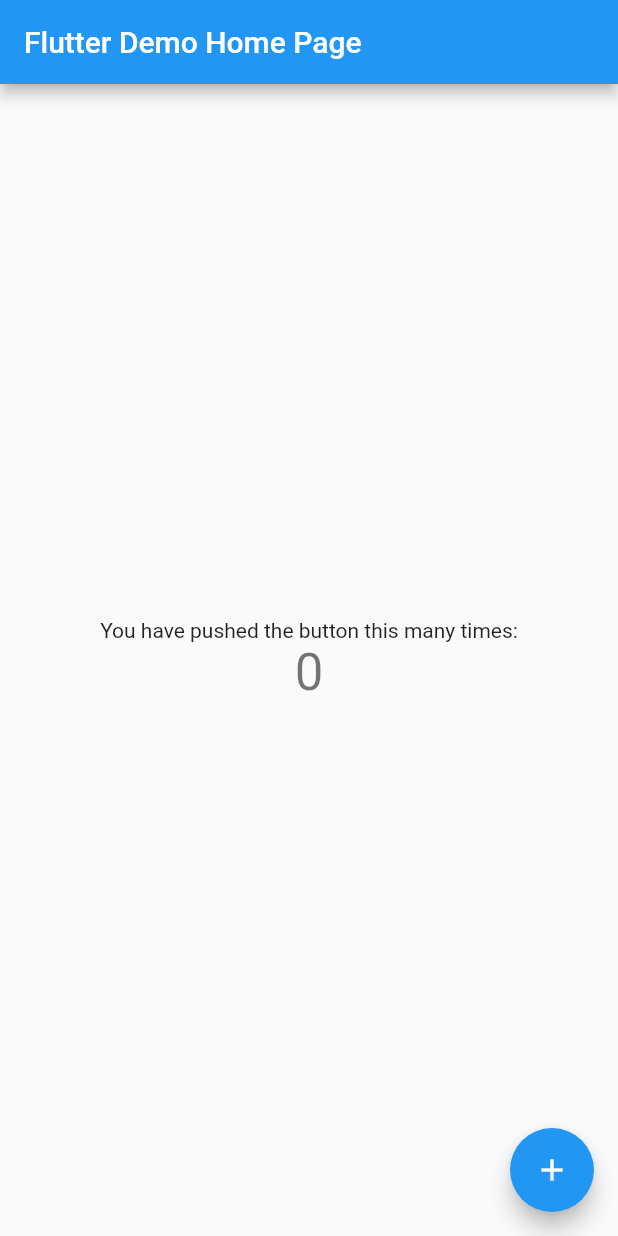
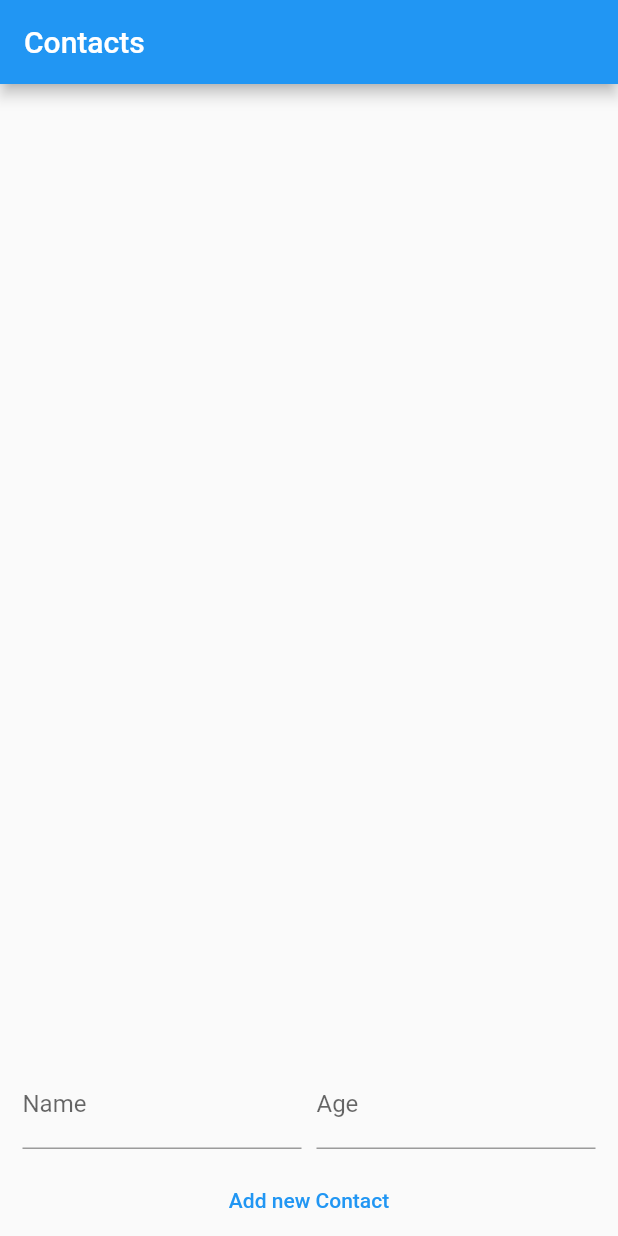
Before and after one commit to MalakEsmail/Hive, a Flutter app: the screen it shows after launch, on a phone screen of 412 x 824 dp. Run offline on Flutter 3.47's test engine with Material 2 defaults, Android fonts, the light colour scheme and no system bars; our stand-ins replace hive, hive_flutter; accounts and stored records are empty.

Commit message:
hive crud

```diff
--- /dev/null
+++ b/lib/constants.dart
@@ -0,0 +1,3 @@
+class Constants {
+  static String contactBoxName = 'contacts';
+}
--- a/lib/main.dart
+++ b/lib/main.dart
@@ -1,113 +1,58 @@
 import 'package:flutter/material.dart';
+import 'package:hive_with_flutter/constants.dart';
+import 'package:hive_with_flutter/models/contact.dart';
+import 'package:hive_with_flutter/screens/contact_screen.dart';
+import 'package:path_provider/path_provider.dart' as path_provider;
+import 'package:hive/hive.dart';
 
-void main() {
+void main() async {
+  WidgetsFlutterBinding.ensureInitialized();
+  final appDocumentDirectory =
+      await path_provider.getApplicationDocumentsDirectory();
+  Hive.init(appDocumentDirectory.path);
+  Hive.registerAdapter(ContactAdapter());
   runApp(MyApp());
 }
 
-class MyApp extends StatelessWidget {
+class MyApp extends StatefulWidget {
   // This widget is the root of your application.
+  @override
+  _MyAppState createState() => _MyAppState();
+}
+
+class _MyAppState extends State<MyApp> {
   @override
   Widget build(BuildContext context) {
     return MaterialApp(
       title: 'Flutter Demo',
       theme: ThemeData(
-        // This is the theme of your application.
-        //
-        // Try running your application with "flutter run". You'll see the
-        // application has a blue toolbar. Then, without quitting the app, try
-        // changing the primarySwatch below to Colors.green and then invoke
-        // "hot reload" (press "r" in the console where you ran "flutter run",
-        // or simply save your changes to "hot reload" in a Flutter IDE).
-        // Notice that the counter didn't reset back to zero; the application
-        // is not restarted.
         primarySwatch: Colors.blue,
       ),
-      home: MyHomePage(title: 'Flutter Demo Home Page'),
+      home: FutureBuilder(
+        future: Hive.openBox(Constants.contactBoxName,
+            compactionStrategy: (int total, int deleted) {
+          return deleted > 20;
+        }),
+        builder: (BuildContext context, AsyncSnapshot snapshot) {
+          if (snapshot.connectionState == ConnectionState.done) {
+            if (snapshot.hasError)
+              return Text(snapshot.error.toString());
+            else
+              return ContactScreen();
+          } else {
+            return Scaffold(
+              body: Text('no thing to show '),
+            );
+          }
+        },
+      ),
     );
-  }
-}
-
-class MyHomePage extends StatefulWidget {
-  MyHomePage({Key? key, required this.title}) : super(key: key);
-
-  // This widget is the home page of your application. It is stateful, meaning
-  // that it has a State object (defined below) that contains fields that affect
-  // how it looks.
-
-  // This class is the configuration for the state. It holds the values (in this
-  // case the title) provided by the parent (in this case the App widget) and
-  // used by the build method of the State. Fields in a Widget subclass are
-  // always marked "final".
-
-  final String title;
-
-  @override
-  _MyHomePageState createState() => _MyHomePageState();
-}
-
-class _MyHomePageState extends State<MyHomePage> {
-  int _counter = 0;
-
-  void _incrementCounter() {
-    setState(() {
-      // This call to setState tells the Flutter framework that something has
-      // changed in this State, which causes it to rerun the build method below
-      // so that the display can reflect the updated values. If we changed
-      // _counter without calling setState(), then the build method would not be
-      // called again, and so nothing would appear to happen.
-      _counter++;
-    });
   }
 
   @override
-  Widget build(BuildContext context) {
-    // This method is rerun every time setState is called, for instance as done
-    // by the _incrementCounter method above.
-    //
-    // The Flutter framework has been optimized to make rerunning build methods
-    // fast, so that you can just rebuild anything that needs updating rather
-    // than having to individually change instances of widgets.
-    return Scaffold(
-      appBar: AppBar(
-        // Here we take the value from the MyHomePage object that was created by
-        // the App.build method, and use it to set our appbar title.
-        title: Text(widget.title),
-      ),
-      body: Center(
-        // Center is a layout widget. It takes a single child and positions it
-        // in the middle of the parent.
-        child: Column(
-          // Column is also a layout widget. It takes a list of children and
-          // arranges them vertically. By default, it sizes itself to fit its
-          // children horizontally, and tries to be as tall as its parent.
-          //
-          // Invoke "debug painting" (press "p" in the console, choose the
-          // "Toggle Debug Paint" action from the Flutter Inspector in Android
-          // Studio, or the "Toggle Debug Paint" command in Visual Studio Code)
-          // to see the wireframe for each widget.
-          //
-          // Column has various properties to control how it sizes itself and
-          // how it positions its children. Here we use mainAxisAlignment to
-          // center the children vertically; the main axis here is the vertical
-          // axis because Columns are vertical (the cross axis would be
-          // horizontal).
-          mainAxisAlignment: MainAxisAlignment.center,
-          children: <Widget>[
-            Text(
-              'You have pushed the button this many times:',
-            ),
-            Text(
-              '$_counter',
-              style: Theme.of(context).textTheme.headline4,
-            ),
-          ],
-        ),
-      ),
-      floatingActionButton: FloatingActionButton(
-        onPressed: _incrementCounter,
-        tooltip: 'Increment',
-        child: Icon(Icons.add),
-      ), // This trailing comma makes auto-formatting nicer for build methods.
-    );
+  void dispose() {
+    Hive.box(Constants.contactBoxName).compact();
+    Hive.close();
+    super.dispose();
   }
 }
--- /dev/null
+++ b/lib/models/contact.dart
@@ -0,0 +1,14 @@
+import 'package:hive/hive.dart';
+
+part 'contact.g.dart';
+
+@HiveType(typeId: 1)
+class Contact {
+  @HiveField(0)
+  String name;
+
+  @HiveField(1)
+  int age;
+
+  Contact(this.name, this.age);
+}
--- /dev/null
+++ b/lib/screens/contact_screen.dart
@@ -0,0 +1,61 @@
+import 'package:flutter/material.dart';
+import 'package:hive/hive.dart';
+import 'package:hive_flutter/hive_flutter.dart';
+import 'package:hive_with_flutter/constants.dart';
+import 'package:hive_with_flutter/models/contact.dart';
+import 'package:hive_with_flutter/screens/new_contact_form.dart';
+
+class ContactScreen extends StatelessWidget {
+  const ContactScreen({Key? key}) : super(key: key);
+
+  @override
+  Widget build(BuildContext context) {
+    return Scaffold(
+      appBar: AppBar(
+        title: Text('Contacts'),
+      ),
+      body: Column(
+        children: [
+          Expanded(child: _buildListView()),
+          NewContactForm(),
+        ],
+      ),
+    );
+  }
+
+  Widget _buildListView() {
+    //   final contactsBox = Hive.box(Constants.contactBoxName);
+    return ValueListenableBuilder(
+      valueListenable: Hive.box(Constants.contactBoxName).listenable(),
+      builder: (context, Box _box, child) {
+        return ListView.builder(
+            itemCount: _box.length,
+            itemBuilder: (context, index) {
+              final contact = _box.getAt(index) as Contact;
+              return ListTile(
+                title: Text(contact.name),
+                subtitle: Text(contact.age.toString()),
+                trailing: Row(
+                  mainAxisSize: MainAxisSize.min,
+                  children: [
+                    IconButton(
+                      onPressed: () {
+                        _box.putAt(index,
+                            Contact('${contact.name}*', contact.age + 1));
+                      },
+                      icon: Icon(Icons.refresh),
+                    ),
+                    IconButton(
+                      onPressed: () {
+                        _box.deleteAt(index);
+                      },
+                      icon: Icon(Icons.delete),
+                    )
+                  ],
+                ),
+              );
+            });
+      },
+    );
+  }
+}
--- /dev/null
+++ b/lib/screens/new_contact_form.dart
@@ -0,0 +1,71 @@
+import 'package:flutter/material.dart';
+import 'package:hive_flutter/hive_flutter.dart';
+import 'package:hive_with_flutter/constants.dart';
+import 'package:hive_with_flutter/models/contact.dart';
+
+class NewContactForm extends StatefulWidget {
+  const NewContactForm({Key? key}) : super(key: key);
+
+  @override
+  _NewContactFormState createState() => _NewContactFormState();
+}
+
+class _NewContactFormState extends State<NewContactForm> {
+  final _formKey = GlobalKey<FormState>();
+  String _name = '';
+  String _age = '';
+
+  /// add contact to hive db
+  void addContact(Contact contact) {
+    print('name is ${contact.name} , age is ${contact.age} ');
+    final contactBox = Hive.box(Constants.contactBoxName);
+    contactBox.add(contact);
+  }
+
+  @override
+  Widget build(BuildContext context) {
+    return Form(
+        key: _formKey,
+        child: Column(
+          children: [
+            Padding(
+              padding: const EdgeInsets.symmetric(horizontal: 15, vertical: 10),
+              child: Row(
+                children: [
+                  Expanded(
+                      child: TextFormField(
+                    decoration: InputDecoration(labelText: 'Name'),
+                    onChanged: (val) {
+                      setState(() {
+                        _name = val;
+                      });
+                    },
+                  )),
+                  SizedBox(
+                    width: 10,
+                  ),
+                  Expanded(
+                    child: TextFormField(
+                      decoration: InputDecoration(labelText: 'Age'),
+                      onChanged: (value) {
+                        setState(() {
+                          _age = value;
+                        });
+                      },
+                    ),
+                  ),
+                ],
+              ),
+            ),
+            TextButton(
+                onPressed: () {
+                  //   _formKey.currentState.save();
+                  final newContact =
+                      Contact(_name.toString(), int.parse(_age.toString()));
+                  addContact(newContact);
+                },
+                child: Text('Add new Contact'))
+          ],
+        ));
+  }
+}
--- a/pubspec.yaml
+++ b/pubspec.yaml
@@ -28,10 +28,14 @@
   # The following adds the Cupertino Icons font to your application.
   # Use with the CupertinoIcons class for iOS style icons.
   cupertino_icons: ^1.0.2
-
+  hive: ^2.0.4
+  hive_flutter: ^1.1.0
+  path_provider: ^2.0.2
 dev_dependencies:
   flutter_test:
     sdk: flutter
+  hive_generator:
+  build_runner:
 
 # For information on the generic Dart part of this file, see the
 # following page: https://dart.dev/tools/pub/pubspec
```
Also changed, not shown: lib/models/contact.g.dart (added), pubspec.lock.
